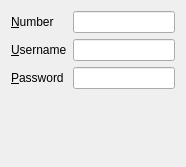
Above: libs/ui/cdma.ui from KDE/networkmanagement before the change. Below: the same form after it.
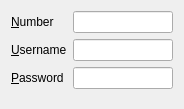
That is the form after the change. Custom widgets are drawn as their Qt base class.

What changed in the file:
```diff
--- a/libs/ui/cdma.ui
+++ b/libs/ui/cdma.ui
@@ -5,8 +5,8 @@
    <rect>
     <x>0</x>
     <y>0</y>
-    <width>186</width>
-    <height>167</height>
+    <width>173</width>
+    <height>109</height>
    </rect>
   </property>
   <property name="windowTitle" >
@@ -52,7 +52,14 @@
       </widget>
      </item>
      <item row="2" column="1" >
-      <widget class="KLineEdit" name="kcfg_password" />
+      <widget class="KLineEdit" name="kcfg_password" >
+       <property name="minimumSize" >
+        <size>
+         <width>100</width>
+         <height>0</height>
+        </size>
+       </property>
+      </widget>
      </item>
     </layout>
    </item>
```
